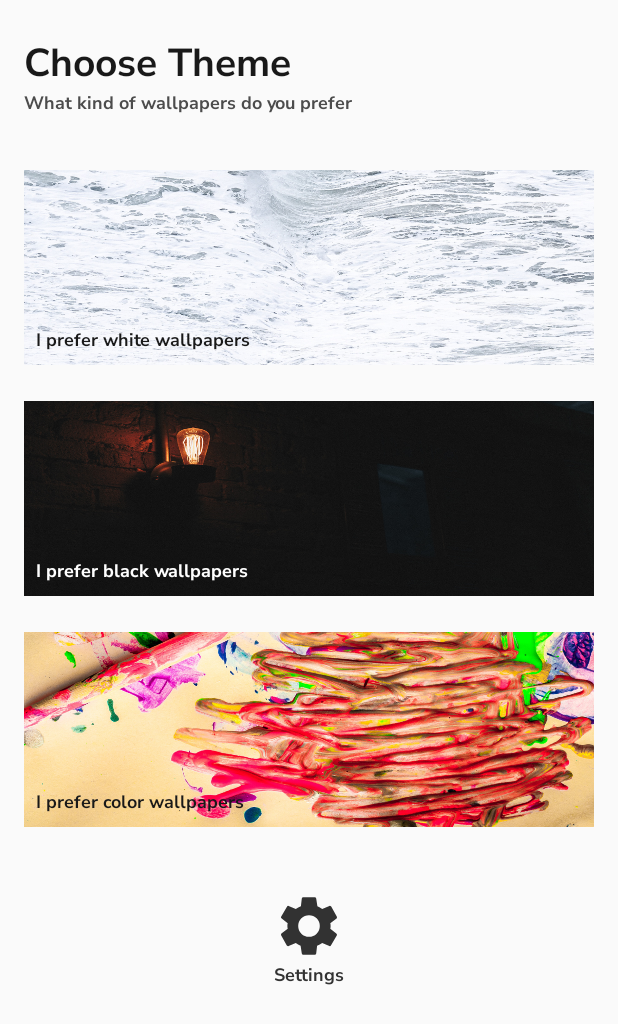
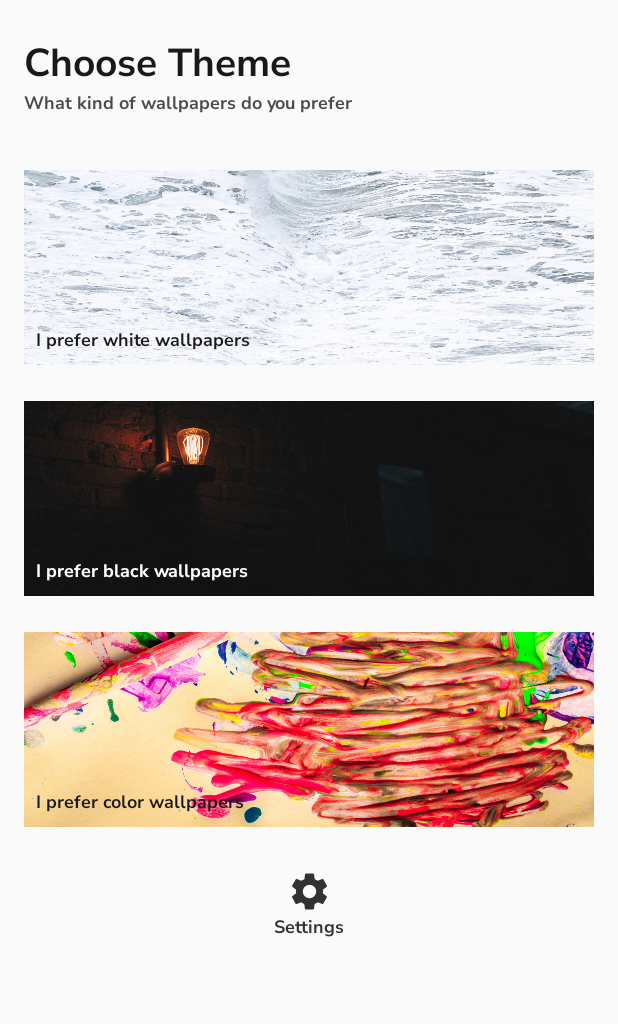
Before and after one commit to isamirkhaan1/wallpaperapp, an Android app: the screen it shows after launch (MainActivity), on a phone screen of 412 x 824 dp. Shown: the top 1024 px of the screen. Run offline under Robolectric (Android 15) with nearby library versions, the phone set to English and light mode, and no system bars; our stand-ins replace Firebase (no records; nobody signed in at launch, a user with empty details on screens opened directly), Timber, navigation-ui.

Commit message:
add user data modification connectivity with firestore db

```diff
--- a/app/build.gradle
+++ b/app/build.gradle
@@ -65,4 +65,6 @@ dependencies {
     def multidex_version = "2.0.1"
     implementation "androidx.multidex:multidex:$multidex_version"
 
+    implementation 'com.jakewharton.timber:timber:4.7.1'
+
 }
--- a/app/src/main/AndroidManifest.xml
+++ b/app/src/main/AndroidManifest.xml
@@ -3,7 +3,7 @@
     package="com.samirk.wallpaperapp">
 
     <application
-        android:name="androidx.multidex.MultiDexApplication"
+        android:name=".MyApplication"
         android:icon="@mipmap/ic_launcher"
         android:label="@string/app_name"
         android:roundIcon="@mipmap/ic_launcher_round"
--- a/app/src/main/java/com/samirk/wallpaperapp/FirebaseService.kt
+++ b/app/src/main/java/com/samirk/wallpaperapp/FirebaseService.kt
@@ -17,7 +17,7 @@ class FirebaseService : FirebaseMessagingService() {
     override fun onNewToken(p0: String) {
         super.onNewToken(p0)
 
-        //update token locally and in firestore
-        FirestoreUtils(context = applicationContext).setFirebaseToken(token = p0)
+        //update token locally and on firestore
+        FirestoreUtils(context = applicationContext).updateToken(token = p0)
     }
 }
--- /dev/null
+++ b/app/src/main/java/com/samirk/wallpaperapp/MyApplication.kt
@@ -0,0 +1,22 @@
+package com.samirk.wallpaperapp
+
+import android.app.Application
+import com.samirk.wallpaperapp.utils.FirestoreUtils
+import timber.log.Timber
+
+class MyApplication : Application() {
+
+    override fun onCreate() {
+        super.onCreate()
+
+        if (BuildConfig.DEBUG) {
+            Timber.plant(Timber.DebugTree())
+        }
+
+        /*
+        *   Add user to firestore
+        *   FirestoreUtils class manage to add user ONLY ONCE
+        * */
+        FirestoreUtils(context = this).addUser()
+    }
+}
--- /dev/null
+++ b/app/src/main/java/com/samirk/wallpaperapp/utils/Constants.kt
@@ -0,0 +1,19 @@
+package com.samirk.wallpaperapp.utils
+
+/**
+ * Constants that are not class specific and could be use anywhere
+ */
+class Constants {
+
+    /**
+     * Only acceptable theme values
+     */
+    enum class Theme { WHITE, BLACK, COLOR }
+
+    companion object {
+
+        val DEFAULT_THEME = Theme.COLOR
+        const val DEFAULT_USER_ID = -1L
+        const val DEFAULT_TOKEN = ""
+    }
+}
--- a/app/src/main/java/com/samirk/wallpaperapp/utils/FirestoreUtils.kt
+++ b/app/src/main/java/com/samirk/wallpaperapp/utils/FirestoreUtils.kt
@@ -1,53 +1,185 @@
 package com.samirk.wallpaperapp.utils
 
 import android.content.Context
+import com.google.android.gms.tasks.OnCompleteListener
+import com.google.android.gms.tasks.Task
 import com.google.firebase.firestore.ktx.firestore
 import com.google.firebase.ktx.Firebase
+import timber.log.Timber
 
-class FirestoreUtils(private val context: Context) {
+class FirestoreUtils(context: Context) {
 
     private val firestore = Firebase.firestore
+    private val pref = PrefUtils(context = context)
 
     companion object {
+
         private const val COLLECTION_TODAY: String = "today"
         private const val COLLECTION_OLD: String = "old"
+        private const val COLLECTION_USERS: String = "users"
 
-
-        private const val COLLECTION_USERS: String = "users"
-        private const val COLLECTION_USERS_KEY_THEME: String = "theme"
+        private const val KEY_THEME: String = "theme"
+        private const val KEY_TOKEN: String = "token"
     }
 
-    fun setFirebaseToken(token: String) {
+    /**
+     * -    Add new user to firestore,
+     * -    Users are uniquely identify by time (milliseconds in long)
+     */
+    fun addUser() {
 
-        val pref = PrefUtils(context = context)
+        //  Create user ONLY once
+        if (pref.isUserCreated()) return
+
+        val data = hashMapOf<String, Any>(
+            KEY_THEME to pref.theme,
+            KEY_TOKEN to pref.token
+        )
+
+        val uniqueId = getCurrentTimeMillis()
+        val completeListener = AddUserListener(uniqueId = uniqueId)
+        updateUserCollection(
+            uniqueId = uniqueId.toString(),
+            hashMap = data, completeListener = completeListener
+        )
+    }
+
+    /**
+     *      Update token on firestore
+     */
+    fun updateToken(token: String) {
 
         /*
-        * if token is 1st time created
-        *   than create document for on same name
-        *  else if token get updated
-        *   than replace old document name with the new token name
+        *   If user is not created and firebase token is generated
+        *   then save the token locally
         * */
-        val doc = if (pref.getToken().isNullOrEmpty())
-            token
-        else
-            pref.getToken()!!
+        if (!pref.isUserCreated()) {
+            updateTokenLocally(token = token)
+            return
+        }
 
+        val data = hashMapOf<String, Any>(
+            KEY_TOKEN to token
+        )
 
-        firestore.collection(COLLECTION_USERS)
-            .document(doc)
-            .set(hashMapOf(COLLECTION_USERS_KEY_THEME to pref.getTheme()))
-            .addOnSuccessListener {
-
-            }
-            .addOnFailureListener {
-
-            }
-
-        //save new token locally
-        pref.setToken(token = token)
+        val completeListener = UpdateTokenListener(token = token)
+        updateUserCollection(
+            pref.userId.toString(),
+            data, completeListener
+        )
     }
 
-    fun getDataFromIntent(){
+    /**
+     *  Update theme on firebase
+     */
+    fun updateTheme(theme: String) {
 
+        //  Theme should not be updated anywhere before user creation
+        if (!pref.isUserCreated()) return
+
+        val data = hashMapOf<String, Any>(
+            KEY_THEME to theme
+        )
+
+        val completeListener = UpdateThemeListener(theme = theme)
+        updateUserCollection(
+            pref.userId.toString(),
+            data, completeListener
+        )
+    }
+
+    /**
+     * General method for modification in user collection on firestore
+     */
+    private fun updateUserCollection(
+        uniqueId: String, hashMap: HashMap<String, Any>,
+        completeListener: OnCompleteListener<Void>
+    ) {
+
+        val doc = firestore.collection(COLLECTION_USERS).document(uniqueId)
+
+        /*
+        *   Use set method for adding new user
+        *   And update method for theme and token modification
+         */
+        if (completeListener is AddUserListener)
+            doc.set(hashMap).addOnCompleteListener(completeListener)
+        else
+            doc.update(hashMap).addOnCompleteListener(completeListener)
+    }
+
+    private fun addUserLocally(userId: Long) {
+        pref.userId = userId
+    }
+
+    private fun updateTokenLocally(token: String) {
+        pref.token = token
+    }
+
+    private fun updateThemeLocally(theme: String) {
+        pref.theme = theme
+    }
+
+    /**
+     *  Listener for adding user to firestore
+     */
+    private inner class AddUserListener(private val uniqueId: Long) : OnCompleteListener<Void> {
+
+        override fun onComplete(p0: Task<Void>) {
+
+            if (p0.isSuccessful) {
+                Timber.d("User added to firestore")
+
+                addUserLocally(uniqueId)
+
+                //  After creating user, now update user device ID on firestore
+                if (pref.token != Constants.DEFAULT_TOKEN) updateToken(pref.token)
+            } else {
+                Timber.e(p0.exception)
+
+                //TODO check internet availability before next try
+                addUser()
+            }
+        }
+    }
+
+    /**
+     *  Listener for updating token on firestore
+     */
+    private inner class UpdateTokenListener(private val token: String) : OnCompleteListener<Void> {
+
+        override fun onComplete(p0: Task<Void>) {
+
+            if (p0.isSuccessful) {
+                Timber.d("token updated to firestore")
+
+                updateTokenLocally(token = token)
+            } else {
+                Timber.e(p0.exception)
+
+                //TODO check internet availability before next try
+                updateToken(token = token)
+            }
+        }
+    }
+
+    /**
+     *  Listener for updating theme on firestore
+     */
+    private inner class UpdateThemeListener(private val theme: String) : OnCompleteListener<Void> {
+
+        override fun onComplete(p0: Task<Void>) {
+
+            if (p0.isSuccessful) {
+                Timber.d("theme updated to firestore")
+
+                updateThemeLocally(theme = theme)
+            } else {
+                Timber.e(p0.exception)
+
+                //TODO check internet availability before next try
+                updateTheme(theme = theme)
+            }
+        }
     }
 }
--- a/app/src/main/java/com/samirk/wallpaperapp/utils/PrefUtils.kt
+++ b/app/src/main/java/com/samirk/wallpaperapp/utils/PrefUtils.kt
@@ -9,18 +9,39 @@ class PrefUtils(context: Context) {
     private val editor = pref.edit()
 
     companion object {
+
         private const val PREF_TOKEN = "TOKEN"
         private const val PREF_THEME = "THEME"
-
-        private const val DEFAULT_THEME = "color"
+        private const val PREF_USER_ID = "USER_ID"
     }
 
-    fun getToken() = pref.getString(PREF_TOKEN, null)
+    //  User unique ID - unique per app install not per user
+    var userId: Long
+        get() = pref.getLong(PREF_USER_ID, Constants.DEFAULT_USER_ID)
+        set(_userId) {
+            editor.putLong(PREF_USER_ID, _userId)
+            commit()
+        }
 
-    fun getTheme() = pref.getString(PREF_THEME, DEFAULT_THEME)
+    //  Firebase token - device ID
+    var token: String
+        get() = pref.getString(PREF_TOKEN, Constants.DEFAULT_TOKEN)!!
+        set(_token) {
+            editor.putString(PREF_TOKEN, _token)
+            commit()
+        }
 
-    fun setToken(token: String) {
-        editor.putString(PREF_TOKEN, token)
-        editor.commit()
-    }
+    //  Current selected theme of user
+    var theme: String
+        get() = pref.getString(PREF_THEME, Constants.DEFAULT_THEME.name)!!
+        set(_theme) {
+            editor.putString(PREF_THEME, _theme)
+            commit()
+        }
+
+    fun isUserCreated() = userId != Constants.DEFAULT_USER_ID
+
+    fun isTokenGenerated() = token != Constants.DEFAULT_TOKEN
+
+    private fun commit() = editor.commit()
 }
--- /dev/null
+++ b/app/src/main/java/com/samirk/wallpaperapp/utils/TimeUtils.kt
@@ -0,0 +1,9 @@
+package com.samirk.wallpaperapp.utils
+
+import java.util.*
+
+/**
+ *  Date and Time Utils
+ */
+
+fun getCurrentTimeMillis() = Date().time
--- a/app/src/main/java/com/samirk/wallpaperapp/view/HomeFragment.kt
+++ b/app/src/main/java/com/samirk/wallpaperapp/view/HomeFragment.kt
@@ -4,14 +4,14 @@ import android.os.Bundle
 import android.view.LayoutInflater
 import android.view.View
 import android.view.ViewGroup
-import androidx.appcompat.app.AppCompatActivity
 import androidx.fragment.app.Fragment
-import androidx.lifecycle.ViewModelProviders
+import androidx.lifecycle.ViewModelProvider
 import androidx.navigation.fragment.findNavController
 import com.samirk.wallpaperapp.R
+import com.samirk.wallpaperapp.utils.Constants
+import com.samirk.wallpaperapp.utils.FirestoreUtils
 import com.samirk.wallpaperapp.viewmodel.HomeViewModel
 import kotlinx.android.synthetic.main.home_fragment.*
-
 
 class HomeFragment : Fragment() {
 
@@ -24,25 +24,56 @@ class HomeFragment : Fragment() {
         return inflater.inflate(R.layout.home_fragment, container, false)
     }
 
-
-    override fun onActivityCreated(savedInstanceState: Bundle?) {
-        super.onActivityCreated(savedInstanceState)
-
-        //hide toolbar
-        (requireActivity() as AppCompatActivity).supportActionBar!!.hide()
-
-        viewModel = ViewModelProviders.of(this).get(HomeViewModel::class.java)
-    }
-
-
     override fun onViewCreated(view: View, savedInstanceState: Bundle?) {
         super.onViewCreated(view, savedInstanceState)
 
+        viewModel = ViewModelProvider(this).get(HomeViewModel::class.java)
 
-        //open settings
-        img_settings.setOnClickListener {
+        initUi()
+    }
+
+    /**
+     * init UI
+     */
+    private fun initUi() {
+
+        /*
+        * For more responsiveness, every image and corresponding text click-listeners are set
+        * */
+
+        img_settings.setOnClickListener(SettingsClickListener())
+        tv_settings.setOnClickListener(SettingsClickListener())
+
+        val white = Constants.Theme.WHITE.name
+        img_white_theme.setOnClickListener(ThemeClickListener(theme = white))
+        tv_white_theme.setOnClickListener(ThemeClickListener(theme = white))
+
+        val black = Constants.Theme.BLACK.name
+        img_black_theme.setOnClickListener(ThemeClickListener(theme = black))
+        tv_black_theme.setOnClickListener(ThemeClickListener(theme = black))
+
+        val color = Constants.Theme.COLOR.name
+        img_color_theme.setOnClickListener(ThemeClickListener(theme = color))
+        tv_color_theme.setOnClickListener(ThemeClickListener(theme = color))
+    }
+
+    /**
+     *  Click listener for settings icon and text
+     */
+    private inner class SettingsClickListener : View.OnClickListener {
+        override fun onClick(v: View?) {
             findNavController().navigate(R.id.action_home_to_settings)
         }
     }
 
+    /**
+     *  Click listener for all theme images and corresponding text
+     */
+    private inner class ThemeClickListener(val theme: String) : View.OnClickListener {
+        override fun onClick(v: View?) {
+            //TODO start loading
+            FirestoreUtils(context = context!!).updateTheme(theme = theme)
+        }
+
+    }
 }
--- a/app/src/main/java/com/samirk/wallpaperapp/view/MainActivity.kt
+++ b/app/src/main/java/com/samirk/wallpaperapp/view/MainActivity.kt
@@ -2,21 +2,69 @@ package com.samirk.wallpaperapp.view
 
 import android.os.Bundle
 import androidx.appcompat.app.AppCompatActivity
+import androidx.navigation.NavController
+import androidx.navigation.findNavController
+import androidx.navigation.ui.AppBarConfiguration
+import androidx.navigation.ui.NavigationUI
 import com.samirk.wallpaperapp.R
 
 class MainActivity : AppCompatActivity() {
+
+    private lateinit var navController: NavController
+    private lateinit var appBarConfiguration: AppBarConfiguration
 
     override fun onCreate(savedInstanceState: Bundle?) {
         super.onCreate(savedInstanceState)
         setContentView(R.layout.activity_main)
 
         setupActionBar()
+        setupNavController()
+    }
+
+    override fun onSupportNavigateUp(): Boolean {
+        return NavigationUI.navigateUp(
+            navController,
+            appBarConfiguration
+        ) || super.onSupportNavigateUp()
+    }
+
+    private fun showActionBar(show: Boolean) {
+
+        //WTF moment
+        if (supportActionBar == null) return
+
+        if (show)
+            supportActionBar!!.show()
+        else
+            supportActionBar!!.hide()
     }
 
     private fun setupActionBar() {
+
+        //  Update back icon
         supportActionBar!!.setHomeAsUpIndicator(R.drawable.ic_back)
-        supportActionBar!!.setDefaultDisplayHomeAsUpEnabled(true)
-        supportActionBar!!.setDisplayShowHomeEnabled(true)
-        supportActionBar!!.setDisplayHomeAsUpEnabled(true)
+        bindActionBarWithNavController()
+    }
+
+    private fun setupNavController(){
+
+        navController.addOnDestinationChangedListener { _, destination, _ ->
+
+            if (destination.id == R.id.homeFragment) {
+                showActionBar(show = false)
+            } else if (destination.id == R.id.settingsFragment) {
+                showActionBar(show = true)
+            }
+        }
+    }
+    /**
+     * Bind actionbar with nav controller
+     */
+    private fun bindActionBarWithNavController() {
+
+        navController = findNavController(R.id.fragment_nav)
+        appBarConfiguration = AppBarConfiguration.Builder(navController.graph).build()
+
+        NavigationUI.setupActionBarWithNavController(this, navController, appBarConfiguration)
     }
 }
--- a/app/src/main/res/layout/home_fragment.xml
+++ b/app/src/main/res/layout/home_fragment.xml
@@ -1,4 +1,6 @@
 <?xml version="1.0" encoding="utf-8"?>
+
+<!--Scrollable view-->
 <ScrollView xmlns:android="http://schemas.android.com/apk/res/android"
     xmlns:app="http://schemas.android.com/apk/res-auto"
     android:layout_width="match_parent"
@@ -7,8 +9,9 @@
     <androidx.constraintlayout.widget.ConstraintLayout
         android:layout_width="match_parent"
         android:layout_height="wrap_content"
-        android:paddingBottom="16dp">
+        android:paddingBottom="8dp">
 
+        <!--region title-->
         <TextView
             android:id="@+id/tv_title"
 
@@ -19,7 +22,6 @@
             app:layout_constraintStart_toStartOf="parent"
             app:layout_constraintTop_toTopOf="parent" />
 
-
         <TextView
             android:id="@+id/tv_sub_title"
 
@@ -28,10 +30,11 @@
 
             app:layout_constraintStart_toStartOf="parent"
             app:layout_constraintTop_toBottomOf="@+id/tv_title" />
+        <!--endregion-->
 
-
+        <!--region wallpaper options-->
         <ImageView
-            android:id="@+id/view_white_theme"
+            android:id="@+id/img_white_theme"
 
             style="@style/view_box"
             android:layout_marginTop="36dp"
@@ -41,19 +44,17 @@
             app:layout_constraintStart_toStartOf="parent"
             app:layout_constraintTop_toBottomOf="@+id/tv_sub_title" />
 
-
         <TextView
             android:id="@+id/tv_white_theme"
 
             style="@style/tv_box_msg"
             android:text="@string/msg_white_box"
 
-            app:layout_constraintBottom_toBottomOf="@+id/view_white_theme"
+            app:layout_constraintBottom_toBottomOf="@+id/img_white_theme"
             app:layout_constraintStart_toStartOf="parent" />
 
-
         <ImageView
-            android:id="@+id/view_black_theme"
+            android:id="@+id/img_black_theme"
 
             style="@style/view_box"
             android:layout_marginTop="24dp"
@@ -61,8 +62,7 @@
             android:src="@drawable/img_black"
 
             app:layout_constraintStart_toStartOf="parent"
-            app:layout_constraintTop_toBottomOf="@+id/view_white_theme" />
-
+            app:layout_constraintTop_toBottomOf="@+id/img_white_theme" />
 
         <TextView
             android:id="@+id/tv_black_theme"
@@ -71,45 +71,42 @@
             android:text="@string/msg_black_box"
             android:textColor="@android:color/white"
 
-            app:layout_constraintBottom_toBottomOf="@+id/view_black_theme"
+            app:layout_constraintBottom_toBottomOf="@+id/img_black_theme"
             app:layout_constraintStart_toStartOf="parent" />
 
         <ImageView
-
-            android:id="@+id/view_colored_theme"
+            android:id="@+id/img_color_theme"
 
             style="@style/view_box"
             android:layout_marginTop="24dp"
             android:scaleType="fitXY"
-            android:src="@drawable/img_colored"
+            android:src="@drawable/img_color"
 
             app:layout_constraintStart_toStartOf="parent"
-            app:layout_constraintTop_toBottomOf="@+id/view_black_theme" />
+            app:layout_constraintTop_toBottomOf="@+id/img_black_theme" />
 
         <TextView
-            android:id="@+id/tv_colored_theme"
+            android:id="@+id/tv_color_theme"
 
             style="@style/tv_box_msg"
-            android:text="@string/msg_colored_box"
+            android:text="@string/msg_color_box"
 
-            app:layout_constraintBottom_toBottomOf="@+id/view_colored_theme"
+            app:layout_constraintBottom_toBottomOf="@+id/img_color_theme"
             app:layout_constraintStart_toStartOf="parent" />
+            <!--endregion -->
 
-
-
-        <!--setting icon -->
+        <!--region setting-->
         <ImageView
             android:id="@+id/img_settings"
-            android:layout_width="wrap_content"
-            android:layout_height="wrap_content"
-            android:layout_marginTop="42dp"
+            android:layout_width="30dp"
+            android:layout_height="30dp"
+            android:layout_marginTop="28dp"
 
             android:src="@drawable/ic_settings"
 
             app:layout_constraintEnd_toEndOf="parent"
             app:layout_constraintStart_toStartOf="parent"
-            app:layout_constraintTop_toBottomOf="@+id/view_colored_theme" />
-
+            app:layout_constraintTop_toBottomOf="@+id/img_color_theme" />
 
         <TextView
             android:id="@+id/tv_settings"
@@ -121,6 +118,7 @@
             app:layout_constraintEnd_toEndOf="parent"
             app:layout_constraintStart_toStartOf="parent"
             app:layout_constraintTop_toBottomOf="@+id/img_settings" />
+        <!--endregion-->
 
     </androidx.constraintlayout.widget.ConstraintLayout>
 
--- a/app/src/main/res/navigation/main_graph.xml
+++ b/app/src/main/res/navigation/main_graph.xml
@@ -8,7 +8,7 @@
     <fragment
         android:id="@+id/homeFragment"
         android:name="com.samirk.wallpaperapp.view.HomeFragment"
-        android:label="home_fragment"
+        android:label="@string/app_name"
         tools:layout="@layout/home_fragment" >
         <action
             android:id="@+id/action_home_to_settings"
@@ -18,5 +18,5 @@
     <fragment
         android:id="@+id/settingsFragment"
         android:name="com.samirk.wallpaperapp.view.SettingsFragment"
-        android:label="SettingsFragment" />
+        android:label="@string/tit_settings" />
 </navigation>
--- a/app/src/main/res/values/strings.xml
+++ b/app/src/main/res/values/strings.xml
@@ -7,7 +7,7 @@
     <string name="msg_choose_theme">What kind of wallpapers do you prefer</string>
     <string name="msg_white_box">I prefer white wallpapers</string>
     <string name="msg_black_box">I prefer black wallpapers</string>
-    <string name="msg_colored_box">I prefer color wallpapers</string>
+    <string name="msg_color_box">I prefer color wallpapers</string>
 
 
     <!-- Settings -->
--- a/build.gradle
+++ b/build.gradle
@@ -8,7 +8,7 @@ buildscript {
     }
 
     dependencies {
-        classpath 'com.android.tools.build:gradle:3.5.3'
+        classpath 'com.android.tools.build:gradle:4.0.0'
         classpath "org.jetbrains.kotlin:kotlin-gradle-plugin:$kotlin_version"
 
         classpath 'com.google.gms:google-services:4.3.3'
```
Also changed, not shown: app/src/main/java/com/samirk/wallpaperapp/view/SettingsFragment.kt (+0 -27 lines), app/src/main/res/drawable/img_color.png (renamed from app/src/main/res/drawable/img_colored.png), gradle/wrapper/gradle-wrapper.properties.
